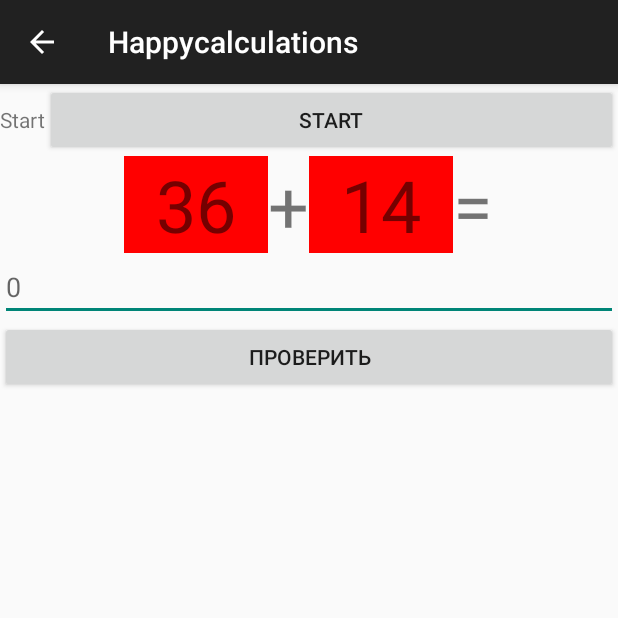
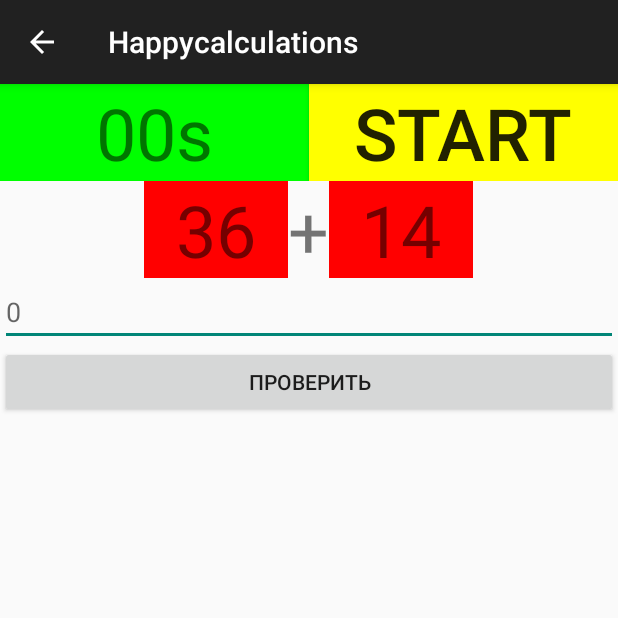
Before and after one commit to cooldman/HappyCalculations, an Android app: the screen it shows after launch (MainActivity), after a tap on "СУММИРОВАНИЕ", on a phone screen of 412 x 824 dp, the top half of it. Run offline under Robolectric (Android 15) with nearby library versions, the phone set to English and light mode, and no system bars; our stand-ins replace AdMob.

Commit message:
Таймер и плюхи

```diff
--- a/app/src/main/java/com/onedeveloperstudio/happycalculations/MainActivity.java
+++ b/app/src/main/java/com/onedeveloperstudio/happycalculations/MainActivity.java
@@ -5,6 +5,7 @@ import android.content.Intent;
 import android.os.Bundle;
 import android.os.Handler;
 import android.os.Message;
+import android.os.SystemClock;
 import android.support.v7.app.ActionBar;
 import android.support.v7.app.ActionBarActivity;
 import android.view.View;
@@ -29,8 +30,31 @@ public class MainActivity extends ActionBarActivity {
   private Integer maxValue;
   private Operations operation;
   private Button checkButton;
+  private Button startButton;
   private EditText resultField;
   private Random random = new Random();
+  private int rightAnswers = 0;
+  private boolean timerStarted = false;
+
+
+  private long startTime = 0L;
+  private Handler customHandler = new Handler();
+  long timeInMilliseconds = 0L;
+  long timeSwapBuff = 0L;
+  long updatedTime = 0L;
+
+  private Runnable updateTimerThread = new Runnable() {
+
+    public void run() {
+      timerStarted = true;
+      timeInMilliseconds = SystemClock.uptimeMillis() - startTime;
+      updatedTime = timeSwapBuff + timeInMilliseconds;
+      int secs = (int) (updatedTime / 1000);
+      secs = secs % 60;
+      timechanger.setText("" + String.format("%02d", secs) + "s");
+      customHandler.postDelayed(this, 1000);
+    }
+  };
 
   @Override
   protected void onCreate(Bundle savedInstanceState) {
@@ -44,6 +68,17 @@ public class MainActivity extends ActionBarActivity {
     secondNumberField = (TextView) findViewById(R.id.second);
     operatorField = (TextView) findViewById(R.id.operator);
     resultField = (EditText) findViewById(R.id.result);
+    startButton = (Button) findViewById(R.id.startbutton);
+
+    startButton.setOnClickListener(new View.OnClickListener() {
+      public void onClick(View view) {
+        startTime = SystemClock.uptimeMillis();
+        rightAnswers = 0;
+        startButton.setEnabled(false);
+        customHandler.postDelayed(updateTimerThread, 1000);
+      }
+    });
+
     Intent intent = getIntent();
     final Operations operation = (Operations) intent.getSerializableExtra("operation");
     this.operation = operation;
@@ -73,8 +108,12 @@ public class MainActivity extends ActionBarActivity {
                                              isTrue = result.equals((int) Math.pow(firstNumber, secondNumber));
                                              break;
                                          }
-                                         if(isTrue){
+                                         if (isTrue) {
                                            Toast.makeText(getApplicationContext(), "Красавчик", Toast.LENGTH_LONG).show();
+                                           if(timerStarted) {
+                                             rightAnswers++;
+                                             startButton.setText(String.valueOf(rightAnswers));
+                                           }
                                            refreshValues();
                                          } else {
                                            Toast.makeText(getApplicationContext(), "Лошара", Toast.LENGTH_LONG).show();
@@ -98,9 +137,10 @@ public class MainActivity extends ActionBarActivity {
   }
 
   private Integer getIntegerValueOfTextField(EditText textView) {
-    return Integer.valueOf(String.valueOf(textView.getText()));
+    String value = String.valueOf(textView.getText());
+    value = "".equals(value) ? "0" : value;
+    return Integer.valueOf(value);
   }
-
 
   private Integer getRandomNumber(){
     return random.nextInt(maxValue);
@@ -126,21 +166,4 @@ public class MainActivity extends ActionBarActivity {
         break;
     }
   }
-
-/*  protected static void startTimer() {
-    isTimerRunning = true;
-    timer.scheduleAtFixedRate(new TimerTask() {
-      public void run() {
-        elapsedTime += 1; //increase every sec
-        mHandler.obtainMessage(1).sendToTarget();
-
-      }
-    }, 0, 1000);
-  };
-
-  public Handler mHandler = new Handler() {
-    public void handleMessage(Message msg) {
-      StopWatch.time.setText(formatIntoHHMMSS(elapsedTime)); //this is the textview
-    }
-  }*/
 }
--- a/app/src/main/res/layout/main_activity.xml
+++ b/app/src/main/res/layout/main_activity.xml
@@ -11,15 +11,21 @@
 
     <TextView
       android:id="@+id/timechanger"
+      android:text="@string/zero"
+      android:layout_width="0dp"
+      android:layout_height="wrap_content"
+      android:background="@color/green"
+      android:layout_weight="0.5"
+      android:gravity="center_horizontal"
+      android:textSize="@dimen/textview_font_size"/>
+    <Button
+      android:id="@+id/startbutton"
       android:text="@string/start"
-      android:layout_width="wrap_content"
+      android:layout_weight="0.5"
+      android:layout_width="0dp"
+      android:background="@color/yellow"
       android:layout_height="wrap_content"
-      android:gravity="center_horizontal"/>
-    <Button
-      android:id="@+id/startButton"
-      android:text="@string/start"
-      android:layout_width="fill_parent"
-      android:layout_height="wrap_content"/>
+      android:textSize="@dimen/textview_font_size"/>
   </LinearLayout>
 
   <LinearLayout
@@ -50,13 +56,6 @@
       android:background="@color/red"
       android:gravity="center_horizontal"
       android:textSize="@dimen/textview_font_size"/>
-
-    <TextView
-      android:layout_width="wrap_content"
-      android:layout_height="wrap_content"
-      android:gravity="center_horizontal"
-      android:text="@string/equals"
-      android:textSize="@dimen/textview_font_size"/>
   </LinearLayout>
 
   <EditText
--- a/app/src/main/res/values/strings.xml
+++ b/app/src/main/res/values/strings.xml
@@ -12,4 +12,5 @@
   <string name="checkResult">Проверить</string>
   <string name="banner_ad_unit_id">ca-app-pub-4239266606720505/8811496473</string>
   <string name="start">Start</string>
+  <string name="zero">00s</string>
 </resources>
```
